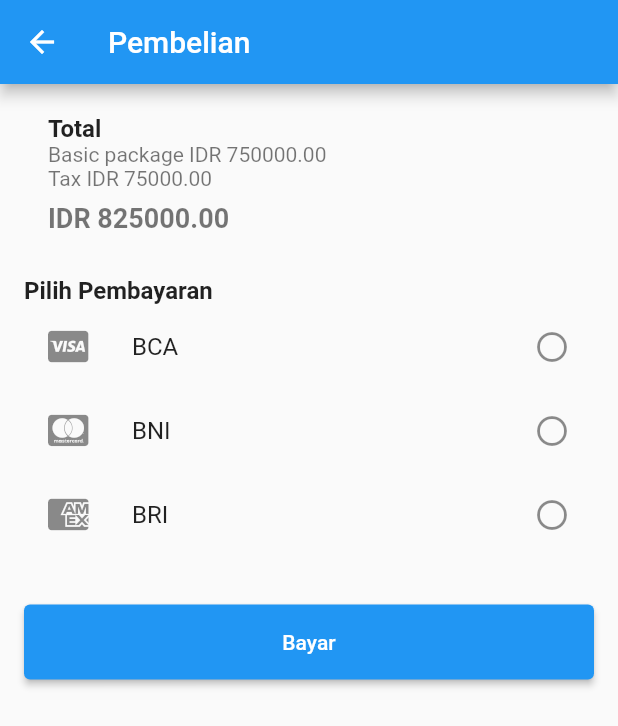
After one commit to SaunOne/tubesPBP_9_Fithub, a Flutter app: the PembayaranSubsPage screen opened by its route, on a phone screen of 412 x 824 dp. The commit adds this screen. Shown: the top 726 px of the screen. Run offline on Flutter 3.47's test engine with Material 2 defaults, Android fonts, the phone set to English and light mode, and no system bars; our stand-ins replace audioplayers, barcode_widget, camera, carousel_slider, dropdown_button2, font_awesome_flutter and 13 more; missing offline and left inert: dart:ffi, dialogs, duration_picker, flutter_neat_and_clean_calendar, mobile_scanner, slideable; accounts and stored records are empty.

Commit message:
SubPembayaran, binggung routing nya :)

```diff
--- a/lib/main.dart
+++ b/lib/main.dart
@@ -20,6 +20,8 @@ import 'package:ugd6_b_9/view/profileView.dart';
 import 'package:ugd6_b_9/view/register.dart';
 import 'package:ugd6_b_9/view/feature/track.dart';
 import 'package:ugd6_b_9/view/showGym.dart';
+import 'package:ugd6_b_9/view/PembayaranSubs.dart';
+import 'package:ugd6_b_9/view/Subcribe.dart';
 
 void main(){
   WidgetsFlutterBinding.ensureInitialized();
@@ -45,7 +47,8 @@ void main(){
         Routes.notificationView: (context) => const NotificationView(),
         Routes.detailTrainer: (context) => const DetailTrainer(),
         Routes.preLogin: (context) => const PreLogin(),
-
+        Routes.pembayaranSubs: (context) => PembayaranSubsPage(),
+        Routes.subcribe: (context) => SubscribePage(),
       });
     })
   );
--- a/lib/routes/routes.dart
+++ b/lib/routes/routes.dart
@@ -21,4 +21,6 @@ class Routes {
   static const String trainerView = '/trainerView';
   static const String notificationView = '/notificationView';
   static const String detailTrainer = '/detailTrainer';
+  static const String pembayaranSubs = '/pembayaranSubs';
+  static const String subcribe = '/Subcribe';
 }
--- /dev/null
+++ b/lib/view/PembayaranSubs.dart
@@ -0,0 +1,96 @@
+import 'package:flutter/material.dart';
+import 'package:font_awesome_flutter/font_awesome_flutter.dart';
+
+class PembayaranSubsPage extends StatelessWidget {
+  final double hargaPaket = 750000.00;
+  final double tax = 0.10;
+
+  @override
+  Widget build(BuildContext context) {
+    double taxAmount = hargaPaket * tax;
+    double total = hargaPaket + taxAmount;
+
+    return Scaffold(
+      appBar: AppBar(
+        title: Text('Pembelian'),
+      ),
+      body: ListView(
+        padding: EdgeInsets.all(16.0),
+        children: [
+          ListTile(
+            title: Text('Total', style: TextStyle(fontWeight: FontWeight.bold)),
+            subtitle: Column(
+              crossAxisAlignment: CrossAxisAlignment.start,
+              children: [
+                Text('Basic package IDR ${hargaPaket.toStringAsFixed(2)}'),
+                Text('Tax IDR ${taxAmount.toStringAsFixed(2)}'),
+                SizedBox(height: 8),
+                Text('IDR ${total.toStringAsFixed(2)}',
+                    style:
+                        TextStyle(fontSize: 18, fontWeight: FontWeight.bold)),
+              ],
+            ),
+          ),
+          SizedBox(height: 24),
+          Text('Pilih Pembayaran',
+              style: TextStyle(fontSize: 16, fontWeight: FontWeight.bold)),
+          ListTile(
+            leading: Icon(FontAwesomeIcons.ccVisa),
+            title: Text('BCA'),
+            trailing: Icon(Icons.radio_button_off),
+            onTap: () {
+              // Handle BCA payment option
+            },
+          ),
+          ListTile(
+            leading: Icon(FontAwesomeIcons.ccMastercard),
+            title: Text('BNI'),
+            trailing: Icon(Icons.radio_button_off),
+            onTap: () {
+              // Handle BNI payment option
+            },
+          ),
+          ListTile(
+            leading: Icon(FontAwesomeIcons.ccAmex),
+            title: Text('BRI'),
+            trailing: Icon(Icons.radio_button_off),
+            onTap: () {
+              // Handle BRI payment option
+            },
+          ),
+          SizedBox(height: 32),
+          ElevatedButton(
+            onPressed: () {
+              // Handle pay action
+            },
+            child: Text('Bayar'),
+            style: ElevatedButton.styleFrom(
+              minimumSize: Size(
+                  double.infinity, 50), // Set the button to match parent width
+            ),
+          ),
+        ],
+      ),
+      bottomNavigationBar: BottomNavigationBar(
+        items: const <BottomNavigationBarItem>[
+          BottomNavigationBarItem(
+            icon: Icon(FontAwesomeIcons.house),
+            label: 'Home',
+          ),
+          BottomNavigationBarItem(
+            icon: Icon(FontAwesomeIcons.comments),
+            label: 'Chat',
+          ),
+          BottomNavigationBarItem(
+            icon: Icon(FontAwesomeIcons.wallet),
+            label: 'Subscribe',
+          ),
+          BottomNavigationBarItem(
+            icon: Icon(FontAwesomeIcons.grip),
+            label: 'Guide',
+          ),
+        ],
+      ),
+    );
+  }
+}
--- a/pubspec.yaml
+++ b/pubspec.yaml
@@ -71,6 +71,7 @@ dependencies:
   flutter_rating_bar: ^4.0.1
   http: ^1.1.0
   flutter_riverpod: ^2.3.7
+  carousel_slider: ^4.0.0
 
 dev_dependencies:
   flutter_test:
```
Also changed, not shown: lib/view/Subcribe.dart (added, +126 -0 lines), lib/view/homePage.dart (line endings or trailing spaces), pubspec.lock.
